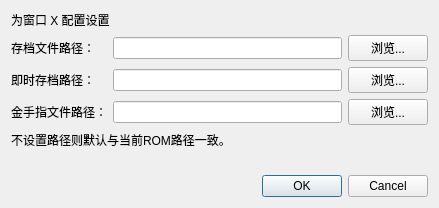
Before: the Qt Designer form src/frontend/qt_sdl/PathSettingsDialog.ui in melonDS-emu/melonDS, drawn with Qt 5.
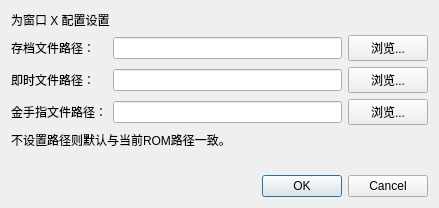
After: the same form once the commit is applied.

What changed in the file:
```diff
--- a/src/frontend/qt_sdl/PathSettingsDialog.ui
+++ b/src/frontend/qt_sdl/PathSettingsDialog.ui
@@ -31,7 +31,7 @@
    <item row="2" column="0">
     <widget class="QLabel" name="label_3">
      <property name="text">
-      <string>即时存档路径：</string>
+      <string>即时文件路径：</string>
      </property>
     </widget>
    </item>
```
